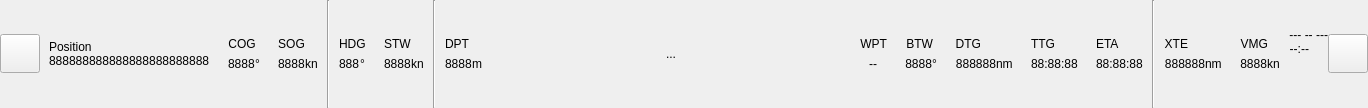
Qt form ui/topbar/TopBar.ui (OpenFairWind/FairWindSK) before a commit.
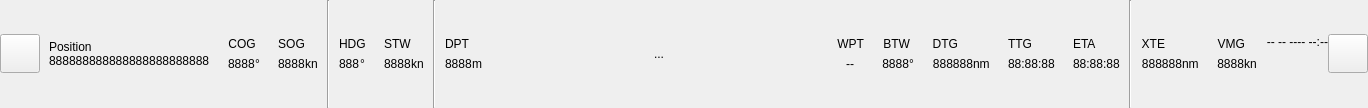
The same form after that commit.

Commit message: Polish settings pane and top bar status layout

Diff of the .ui file:
```diff
--- a/ui/topbar/TopBar.ui
+++ b/ui/topbar/TopBar.ui
@@ -944,7 +944,7 @@
            </sizepolicy>
           </property>
           <property name="text">
-           <string>--- -- ---</string>
+           <string>-- -- ---- --:--</string>
           </property>
           <property name="alignment">
            <set>Qt::AlignmentFlag::AlignRight|Qt::AlignmentFlag::AlignTop|Qt::AlignmentFlag::AlignTrailing</set>
@@ -955,23 +955,34 @@
          </widget>
         </item>
         <item>
-         <widget class="QLabel" name="label_Time">
-          <property name="sizePolicy">
-           <sizepolicy hsizetype="Fixed" vsizetype="Fixed">
-            <horstretch>0</horstretch>
-            <verstretch>0</verstretch>
-           </sizepolicy>
+         <layout class="QHBoxLayout" name="horizontalLayout_StatusIcons">
+          <property name="spacing">
+           <number>6</number>
           </property>
-          <property name="text">
-           <string>--:--</string>
+          <property name="leftMargin">
+           <number>0</number>
           </property>
-          <property name="alignment">
-           <set>Qt::AlignmentFlag::AlignRight|Qt::AlignmentFlag::AlignTop|Qt::AlignmentFlag::AlignTrailing</set>
+          <property name="topMargin">
+           <number>0</number>
           </property>
-          <property name="margin">
+          <property name="rightMargin">
            <number>5</number>
           </property>
-         </widget>
+          <property name="bottomMargin">
+           <number>0</number>
+          </property>
+          <item>
+           <spacer name="horizontalSpacer_StatusIcons">
+            <property name="orientation">
+             <enum>Qt::Orientation::Horizontal</enum>
+            </property>
+            <property name="sizeHint" stdset="0">
+             <size>
+              <width>20</width>
+              <height>20</height>
+             </size>
+            </property>
+           </spacer>
         </item>
         <item>
          <widget class="QLabel" name="label_ComfortViewIcon">
@@ -994,6 +1005,8 @@
            <set>Qt::AlignmentFlag::AlignRight|Qt::AlignmentFlag::AlignTop|Qt::AlignmentFlag::AlignTrailing</set>
           </property>
          </widget>
+          </item>
+         </layout>
         </item>
        </layout>
       </widget>
```
Left out of the diff: 2 changed lines with no effect on the pictures. Lines whose indentation alone changed are shown as unchanged. The commit also changes 4 other files.
